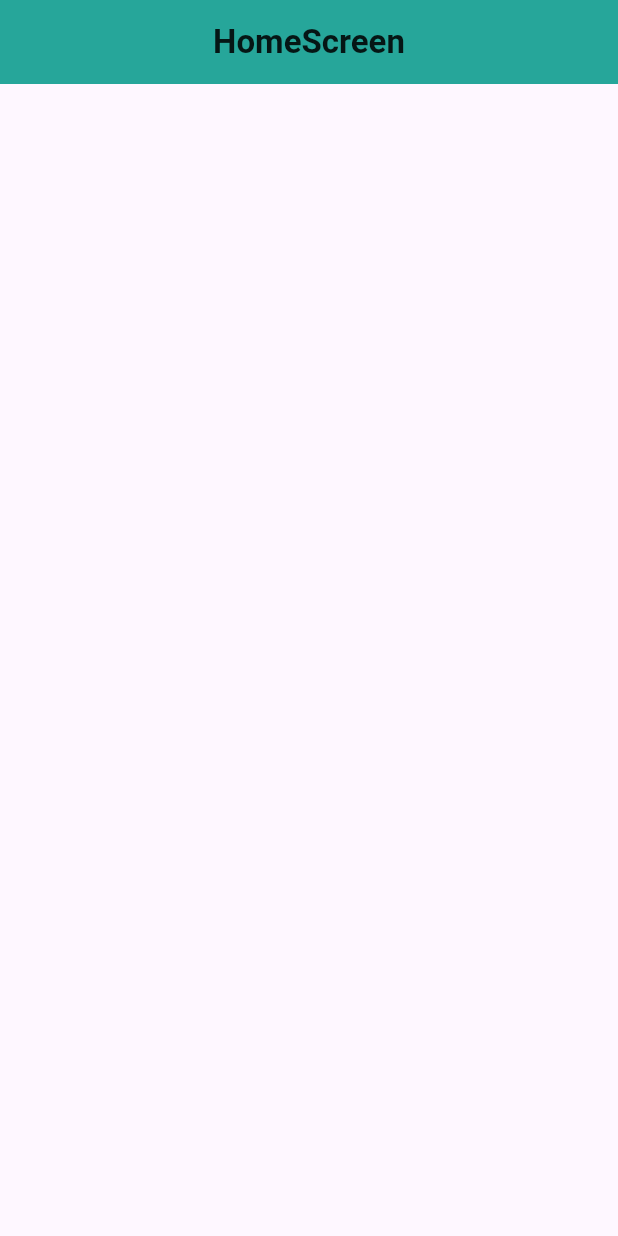
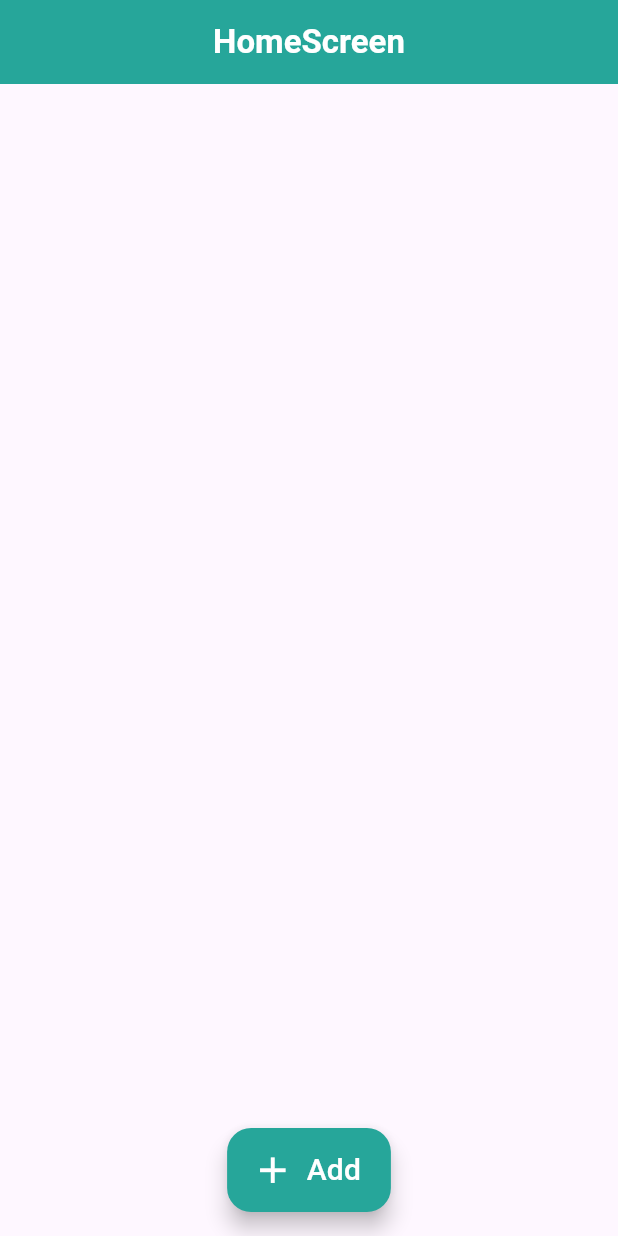
Before and after one commit to AfilAhamed/Todo_List_API, a Flutter app: the screen it shows after launch, on a phone screen of 412 x 824 dp. Run offline on Flutter 3.47's test engine with Material 2 defaults, Android fonts, the phone set to English and light mode, and no system bars.

Commit message:
first commit

```diff
--- a/lib/view/home_screen.dart
+++ b/lib/view/home_screen.dart
@@ -1,4 +1,5 @@
 import 'package:flutter/material.dart';
+import 'package:todolist_api/view/add_screen.dart';
 
 class HomeScreen extends StatelessWidget {
   const HomeScreen({super.key});
@@ -9,11 +10,33 @@ class HomeScreen extends StatelessWidget {
       child: Scaffold(
         appBar: AppBar(
             backgroundColor: Colors.teal.shade400,
-            title: Text(
+            title: const Text(
               'HomeScreen',
               style:
-                  TextStyle(fontWeight: FontWeight.w600, color: Colors.black87),
+                  TextStyle(fontWeight: FontWeight.w600, color: Colors.white),
             )),
+        body: const Padding(
+          padding: EdgeInsets.all(10.0),
+          child: Column(children: []),
+        ),
+        floatingActionButtonLocation: FloatingActionButtonLocation.centerFloat,
+        floatingActionButton: FloatingActionButton.extended(
+          backgroundColor: Colors.teal.shade400,
+          onPressed: () {
+            Navigator.push(
+                context,
+                MaterialPageRoute(
+                  builder: (context) => const AddScreen(),
+                ));
+          },
+          label: const Text('Add',
+              style: TextStyle(color: Colors.white, fontSize: 20)),
+          icon: const Icon(
+            Icons.add,
+            color: Colors.white,
+            size: 29,
+          ),
+        ),
       ),
     );
   }
```
Also changed, not shown: lib/view/add_screen.dart (added, +14 -0 lines).
